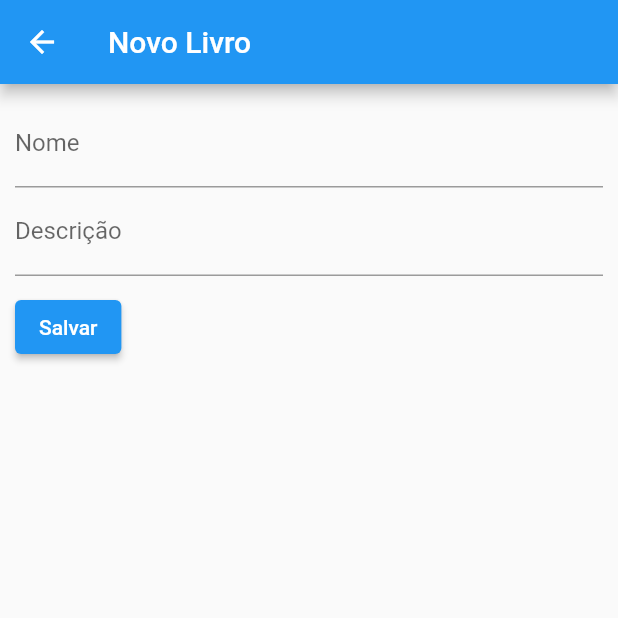
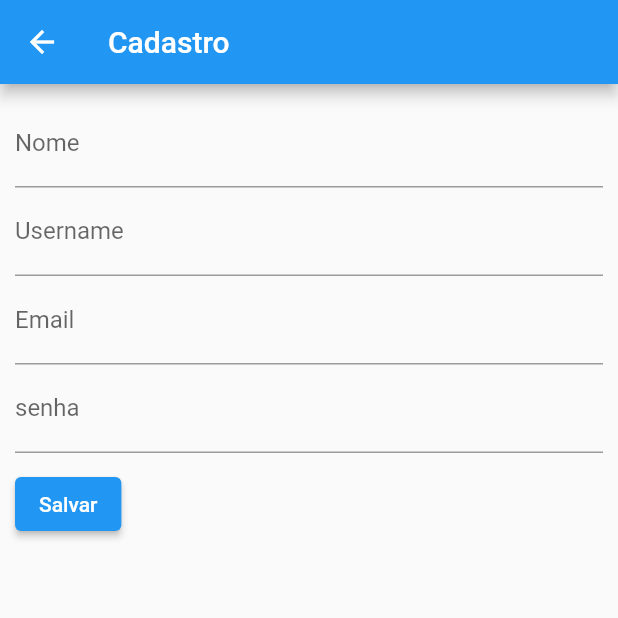
Before and after one commit to ErisonLopes/me_empresta_ai, a Flutter app: the screen it shows after launch, after a tap on the "add" icon, on a phone screen of 412 x 824 dp, the top half of it. Run offline on Flutter 3.47's test engine with Material 2 defaults, Android fonts, the phone set to English and light mode, and no system bars; our stand-ins replace floor, flutter_svg, sqflite; missing offline and left inert: dart:html; accounts and stored records are empty; generated files the repository leaves out were written again; project files that could hold a hidden picture were left out.

Commit message:
adicionado cadastro de usuário

```diff
--- a/lib/database/db.dart
+++ b/lib/database/db.dart
@@ -8,7 +8,7 @@ class DB {
   static Database? _database;
 
   get database async {
-    if (_database !=  null) return _database;
+    if (_database != null) return _database;
 
     return await _initDatabase();
   }
@@ -18,27 +18,39 @@ class DB {
       join(await getDatabasesPath(), 'meEmprestaAi.db'),
       version: 1,
       onCreate: _onCreate,
-
     );
   }
 
   _onCreate(db, version) async {
     await db.execute(_user);
     await db.execute(_book);
-    await db.insert('user', {'username': 'erisonson', 'name' : 'Erison Lopes', 'email': 'erison.lopes.souza@gmail.com.br'});
-    await db.insert('book', {'name': 'É assim que acaba', 'description': 'Lorem Ipsum', 'author': 'não sei', 'loan': 1, 'userId': 1, 'userLoanId': 1});
+    await db.insert('user', {
+      'username': 'erisonson',
+      'name': 'Erison Lopes',
+      'email': 'erison.lopes.souza@gmail.com.br',
+      'password': 'empresta@1234'
+    });
+    await db.insert('book', {
+      'name': 'É assim que acaba',
+      'description': 'Lorem Ipsum',
+      'author': 'não sei',
+      'loan': 1,
+      'userId': 1,
+      'userLoanId': 1
+    });
   }
 
-  String get _user =>  '''
+  String get _user => '''
   CREATE TABLE user (
     id INTEGER PRIMARY KEY AUTOINCREMENT,
     username TEXT,
     name TEXT,
-    email TEXT
+    email TEXT,
+    password TEXT
   );
 ''';
 
-  String get _book =>  '''
+  String get _book => '''
   CREATE TABLE book (
     id INTEGER PRIMARY KEY AUTOINCREMENT,
     name TEXT,
--- a/lib/main.dart
+++ b/lib/main.dart
@@ -21,8 +21,8 @@ class MyApp extends StatelessWidget {
       ),
       initialRoute: '/',
       routes: {
-        //  '/': (context) => const LoginWidget(),
-        '/': (context) => const MyBooksWidget()
+        '/': (context) => const LoginWidget(),
+        '/books': (context) => const MyBooksWidget()
       },
     );
   }
--- a/lib/models/book.dart
+++ b/lib/models/book.dart
@@ -6,10 +6,12 @@ class Book {
   int? id;
   final String name;
   final String description;
+  final String author;
   final int loan;
   final int userId;
   int? userLoanId;
 
-  Book(this.name, this.description, this.loan, this.userId, this.userLoanId,
+  Book(this.name, this.description, this.author, this.loan, this.userId,
+      this.userLoanId,
       {this.id});
 }
--- a/lib/models/user.dart
+++ b/lib/models/user.dart
@@ -7,6 +7,7 @@ class User {
   final String username;
   final String name;
   final String email;
+  final String password;
 
-  User(this.username, this.name, this.email, {this.id});
+  User(this.username, this.name, this.email, this.password, {this.id});
 }
--- /dev/null
+++ b/lib/repositories/userRepository.dart
@@ -0,0 +1,77 @@
+import 'dart:html';
+
+import 'package:me_empresta_ai/database/db.dart';
+import 'package:me_empresta_ai/models/book.dart';
+import 'package:me_empresta_ai/models/user.dart';
+import 'package:sqflite/sqflite.dart';
+
+class UserRepository {
+  late Database db;
+  List<Book> books = [];
+  List<User> users = [];
+
+  UserRepository() {
+    _initRepository();
+  }
+
+  _initRepository() async {
+    db = await DB.instance.database;
+  }
+
+  getUserByEmail(String userEmailOrUserName) async {
+    db = await DB.instance.database;
+
+    List<Map<String, dynamic>> userMap = await db.query('user',
+        where: "email =? or username = ?",
+        whereArgs: [userEmailOrUserName, userEmailOrUserName],
+        limit: 1);
+
+    users = List.generate(userMap.length, (index) {
+      return User(userMap[index]["username"], userMap[index]["name"],
+          userMap[index]["email"], userMap[index]["password"],
+          id: userMap[index]["id"]);
+    });
+    return users.single;
+  }
+
+  getUserById(int id) async {
+    db = await DB.instance.database;
+
+    List<Map<String, dynamic>> userMap =
+        await db.query('user', where: "id = ?", whereArgs: [id], limit: 1);
+
+    users = List.generate(userMap.length, (index) {
+      return User(userMap[index]["username"], userMap[index]["name"],
+          userMap[index]["email"], userMap[index]["password"],
+          id: userMap[index]["id"]);
+    });
+    return users.single;
+  }
+
+  insertUser(User user) async {
+    db = await DB.instance.database;
+
+    db.insert('user', {
+      'username': user.username,
+      'name': user.name,
+      'email': user.email,
+      'password': user.password
+    });
+  }
+
+  updateUser(User user) async {
+    db = await DB.instance.database;
+
+    db.update('user', {
+      'username': user.username,
+      'name': user.name,
+      'email': user.email,
+      'password': user.password
+    });
+  }
+
+  deleteUser(User user) async {
+    db = await DB.instance.database;
+    db.delete('user', where: "id = ?", whereArgs: [user.id]);
+  }
+}
--- a/lib/screens/login.dart
+++ b/lib/screens/login.dart
@@ -1,17 +1,45 @@
 import 'package:flutter/material.dart';
 import 'package:flutter/services.dart';
 import 'package:me_empresta_ai/models/LoginData.dart';
+import 'package:me_empresta_ai/models/user.dart';
+import 'package:me_empresta_ai/repositories/userRepository.dart';
+import 'package:me_empresta_ai/screens/userAdd.dart';
+import 'package:me_empresta_ai/utils/custom_widgets.dart';
 
-class LoginWidget extends StatelessWidget {
+class LoginWidget extends StatefulWidget {
   const LoginWidget({Key? key}) : super(key: key);
+  @override
+  State<LoginWidget> createState() => _LoginWidgetState();
+}
+
+class _LoginWidgetState extends State<LoginWidget> {
+  final title = const Text("Login");
+  final addUser = UserFormWidget();
+  final UserRepository? _repository = UserRepository();
+
+  _insertUser(User user) async {
+    if (user != null) {
+      await _repository!.insertUser(user);
+      await _repository!.getUserByEmail(user.username);
+    }
+  }
 
   @override
   Widget build(BuildContext context) {
+    final addUser = UserFormWidget();
+
     return Scaffold(
         appBar: AppBar(
-          title: Text(
-            "Login",
-          ),
+          title: title,
+          actions: [
+            IconButton(
+                onPressed: () {
+                  Navigator.push(context,
+                          MaterialPageRoute(builder: (context) => addUser))
+                      .then((book) => _insertUser(book));
+                },
+                icon: addIcon)
+          ],
         ),
         body: const LoginFields());
   }
--- a/lib/screens/myListBook.dart
+++ b/lib/screens/myListBook.dart
@@ -2,7 +2,7 @@ import 'package:flutter/material.dart';
 import 'package:me_empresta_ai/floor/daos/book_dao.dart';
 import 'package:me_empresta_ai/floor/database/app_database.dart';
 import 'package:me_empresta_ai/models/book.dart';
-import 'package:me_empresta_ai/screens/add.dart';
+import 'package:me_empresta_ai/screens/bookAdd.dart';
 import 'package:me_empresta_ai/utils/custom_styles.dart';
 import 'package:me_empresta_ai/utils/custom_widgets.dart';
 
@@ -30,7 +30,7 @@ class _MyBooksWidgetState extends State<MyBooksWidget> {
   }
 
   _getBooksById(int id) async {
-    final result = await _repository!.getBooksByUserId(id);
+    final result = await _repository!.getBooksByUserId(1);
 
     setState(() {
       books = result;
@@ -40,7 +40,7 @@ class _MyBooksWidgetState extends State<MyBooksWidget> {
   _insertBook(Book book) async {
     if (book != null) {
       await _repository!.setBook(book);
-      await _getBooksById(book.userId);
+      await _getBooksById(1);
     }
   }
 
--- a/lib/screens/add.dart
+++ b/lib/screens/userAdd.dart
@@ -1,15 +1,17 @@
-import 'package:me_empresta_ai/models/book.dart';
+import 'package:me_empresta_ai/models/user.dart';
 import 'package:me_empresta_ai/utils/custom_widgets.dart';
 import 'package:me_empresta_ai/widgets/input_form.dart';
 import 'package:flutter/material.dart';
 
-class BookFormWidget extends StatelessWidget {
-  BookFormWidget({Key? key}) : super(key: key);
+class UserFormWidget extends StatelessWidget {
+  UserFormWidget({Key? key}) : super(key: key);
 
-  final title = const Text("Novo Livro");
+  final title = const Text("Cadastro");
   final _formKey = GlobalKey<FormState>();
   final _nameController = TextEditingController();
-  final _descriptionController = TextEditingController();
+  final _usernameController = TextEditingController();
+  final _emailController = TextEditingController();
+  final _passwordController = TextEditingController();
 
   @override
   Widget build(BuildContext context) {
@@ -26,23 +28,32 @@ class BookFormWidget extends StatelessWidget {
                       placeholder: "Informe o nome",
                       label: "Nome",
                       controller: _nameController,
-                      validationMsg: "Insira o nome do livro"),
+                      validationMsg: "Insira seu nome"),
                   DefaultInputFormWidget(
-                      placeholder: "Informe a descrição",
-                      label: "Descrição",
-                      controller: _descriptionController,
-                      validationMsg: "Insira o descrição do livro"),
+                      placeholder: "Informe o username",
+                      label: "Username",
+                      controller: _usernameController,
+                      validationMsg: "Insira seu username"),
+                  DefaultInputFormWidget(
+                      placeholder: "Informe o email",
+                      label: "Email",
+                      controller: _emailController,
+                      validationMsg: "Insira seu email"),
+                  DefaultInputFormWidget(
+                      placeholder: "Informe sua senha",
+                      label: "senha",
+                      controller: _passwordController,
+                      validationMsg: "Insira sua senha"),
                   Padding(
                     padding: EdgeInsets.only(top: 10),
                     child: ElevatedButton(
                         onPressed: () {
                           if (_formKey.currentState!.validate()) {
-                            final book = Book(
+                            final book = User(
                                 _nameController.text,
-                                _descriptionController.text,
-                                1,
-                                1,
-                                1);
+                                _usernameController.text,
+                                _emailController.text,
+                                _passwordController.text);
                             Navigator.pop(context, book);
                           }
                         },
```
Also changed, not shown: lib/repositories/bookRepository.dart (+5 -3 lines), lib/screens/bookAdd.dart (added, +57 -0 lines), lib/floor/database/app_database.g.dart.
